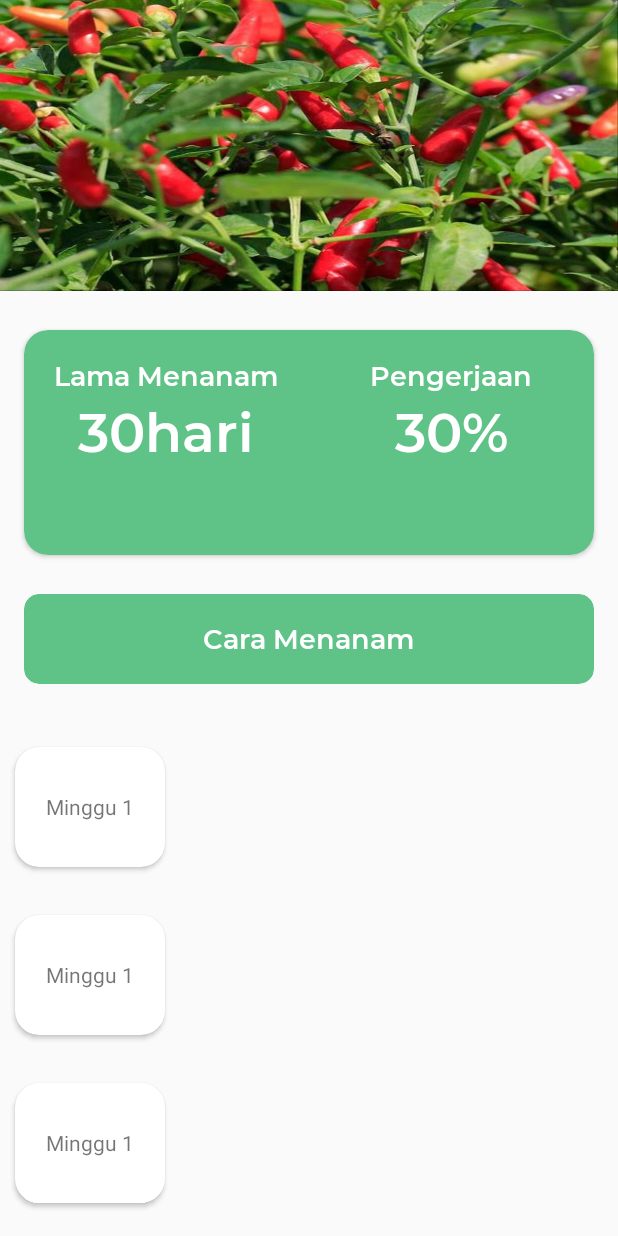
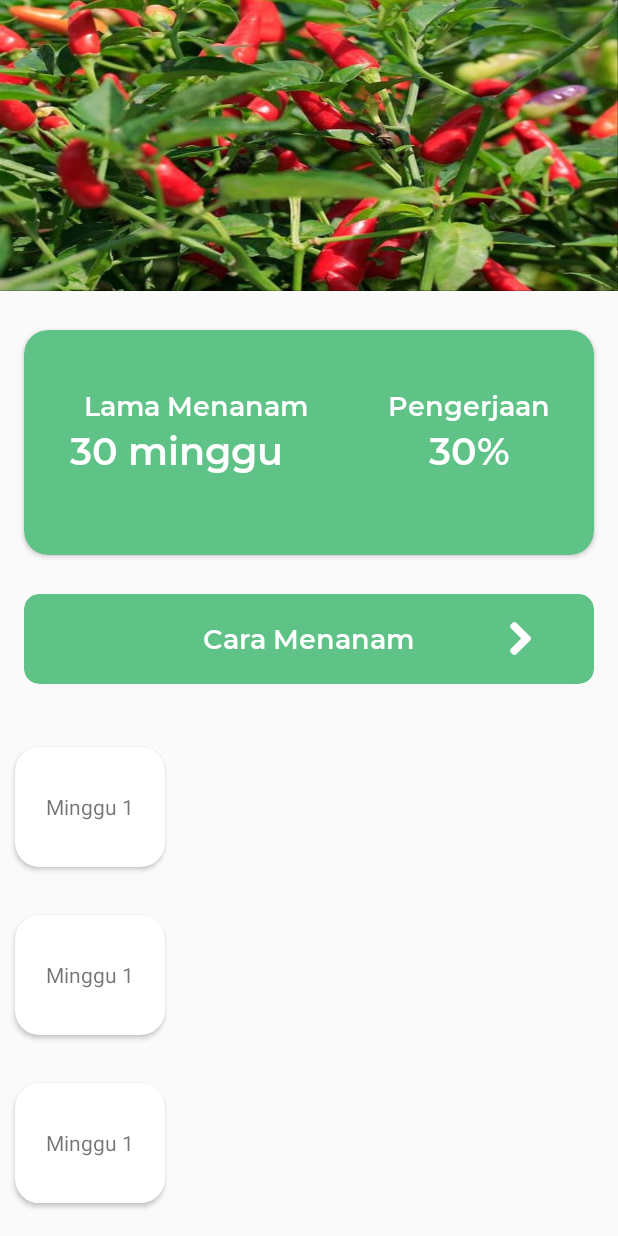
Before and after one commit to imannrhman/Plantie, an Android app: the layout activity_detail_tanaman.xml on its own in the app's theme, with its tools: preview values and no code run, on a phone screen of 412 x 824 dp. Run offline under Robolectric (Android 15) with nearby library versions, the phone set to English and light mode, and no system bars.

Commit message:
pengaturan

```diff
--- /dev/null
+++ b/app/src/main/res/drawable/ic_arrow_right.xml
@@ -0,0 +1,9 @@
+<vector xmlns:android="http://schemas.android.com/apk/res/android"
+    android:width="512dp"
+    android:height="512dp"
+    android:viewportWidth="444.819"
+    android:viewportHeight="444.819">
+  <path
+      android:pathData="M352.025,196.712L165.884,10.848C159.029,3.615 150.469,0 140.187,0c-10.282,0 -18.842,3.619 -25.697,10.848L92.792,32.264c-7.044,7.043 -10.566,15.604 -10.566,25.692c0,9.897 3.521,18.56 10.566,25.981l138.753,138.473L92.786,361.168c-7.042,7.043 -10.564,15.604 -10.564,25.693c0,9.896 3.521,18.562 10.564,25.98l21.7,21.413c7.043,7.043 15.612,10.564 25.697,10.564c10.089,0 18.656,-3.521 25.697,-10.564l186.145,-185.864c7.046,-7.423 10.571,-16.084 10.571,-25.981C362.597,212.321 359.071,203.755 352.025,196.712z"
+      android:fillColor="#FFFFFF"/>
+</vector>
--- /dev/null
+++ b/app/src/main/res/drawable/ic_settings_black_24dp.xml
@@ -0,0 +1,5 @@
+<vector android:height="24dp" android:tint="#FFFFFF"
+    android:viewportHeight="24" android:viewportWidth="24"
+    android:width="24dp" xmlns:android="http://schemas.android.com/apk/res/android">
+    <path android:fillColor="#FF000000" android:pathData="M19.1,12.9a2.8,2.8 0,0 0,0.1 -0.9,2.8 2.8,0 0,0 -0.1,-0.9l2.1,-1.6a0.7,0.7 0,0 0,0.1 -0.6L19.4,5.5a0.7,0.7 0,0 0,-0.6 -0.2l-2.4,1a6.5,6.5 0,0 0,-1.6 -0.9l-0.4,-2.6a0.5,0.5 0,0 0,-0.5 -0.4H10.1a0.5,0.5 0,0 0,-0.5 0.4L9.3,5.4a5.6,5.6 0,0 0,-1.7 0.9l-2.4,-1a0.4,0.4 0,0 0,-0.5 0.2l-2,3.4c-0.1,0.2 0,0.4 0.2,0.6l2,1.6a2.8,2.8 0,0 0,-0.1 0.9,2.8 2.8,0 0,0 0.1,0.9L2.8,14.5a0.7,0.7 0,0 0,-0.1 0.6l1.9,3.4a0.7,0.7 0,0 0,0.6 0.2l2.4,-1a6.5,6.5 0,0 0,1.6 0.9l0.4,2.6a0.5,0.5 0,0 0,0.5 0.4h3.8a0.5,0.5 0,0 0,0.5 -0.4l0.3,-2.6a5.6,5.6 0,0 0,1.7 -0.9l2.4,1a0.4,0.4 0,0 0,0.5 -0.2l2,-3.4c0.1,-0.2 0,-0.4 -0.2,-0.6ZM12,15.6A3.6,3.6 0,1 1,15.6 12,3.6 3.6,0 0,1 12,15.6Z"/>
+</vector>
--- a/app/src/main/res/layout/activity_detail_tanaman.xml
+++ b/app/src/main/res/layout/activity_detail_tanaman.xml
@@ -38,8 +38,9 @@
                     <TextView
                         android:layout_width="wrap_content"
                         android:layout_height="wrap_content"
-                        android:layout_gravity="center_horizontal"
-                        android:layout_marginTop="18dp"
+                        android:layout_gravity="right"
+                        android:layout_marginTop="38dp"
+                        android:gravity="center"
                         android:fontFamily="@font/montserratsemibold"
                         android:text="Lama Menanam"
                         android:textColor="@android:color/white"
@@ -51,9 +52,10 @@
                         android:layout_height="wrap_content"
                         android:layout_gravity="center_horizontal"
                         android:fontFamily="@font/montserratsemibold"
-                        android:text="30hari"
+                        android:text="30 minggu"
+                        android:layout_marginLeft="7dp"
                         android:textColor="@android:color/white"
-                        android:textSize="36sp" />
+                        android:textSize="25sp" />
                 </LinearLayout>
 
                 <LinearLayout
@@ -66,8 +68,9 @@
                         android:layout_width="wrap_content"
                         android:layout_height="wrap_content"
                         android:layout_gravity="center_horizontal"
-                        android:layout_marginTop="18dp"
+                        android:layout_marginTop="38dp"
                         android:fontFamily="@font/montserratsemibold"
+                        android:layout_marginLeft="12dp"
                         android:text="Pengerjaan"
                         android:textColor="@android:color/white"
                         android:textSize="18sp" />
@@ -78,9 +81,10 @@
                         android:layout_height="wrap_content"
                         android:layout_gravity="center_horizontal"
                         android:fontFamily="@font/montserratsemibold"
+                        android:layout_marginLeft="12dp"
                         android:text="30%"
                         android:textColor="@android:color/white"
-                        android:textSize="36sp" />
+                        android:textSize="25sp" />
                 </LinearLayout>
             </LinearLayout>
 
@@ -98,11 +102,13 @@
             app:cardCornerRadius="10dp">
 
             <RelativeLayout
+                android:id="@+id/btnCaraMenanam"
                 android:layout_width="match_parent"
                 android:layout_height="match_parent"
                 android:orientation="horizontal">
 
                 <TextView
+                    android:id="@+id/tvCara"
                     android:layout_width="wrap_content"
                     android:layout_height="wrap_content"
                     android:layout_centerInParent="true"
@@ -110,6 +116,15 @@
                     android:text="Cara Menanam"
                     android:textColor="#fff"
                     android:textSize="18sp" />
+
+                <ImageView
+                    android:layout_width="22sp"
+                    android:layout_height="22sp"
+                    android:layout_toRightOf="@id/tvCara"
+                    android:layout_centerVertical="true"
+                    android:layout_marginLeft="60dp"
+                    android:src="@drawable/ic_arrow_right"
+                    />
 
             </RelativeLayout>
 
--- a/app/src/main/res/menu/activity_main_drawer.xml
+++ b/app/src/main/res/menu/activity_main_drawer.xml
@@ -16,6 +16,12 @@
             android:title="Tanaman Ku"
             />
         <item
+            android:id="@+id/nav_setting"
+            android:icon="@drawable/ic_settings_black_24dp"
+            android:iconTint="@color/colorPrimary"
+            android:title="Pengaturan"
+            />
+        <item
             android:id="@+id/nav_contact_us"
             android:icon="@drawable/ic_mail_black_24dp"
             android:iconTint="@color/colorPrimary"
```
Also changed, not shown: app/src/main/AndroidManifest.xml (+15 -7 lines), app/src/main/java/com/codates/plantie/view/DetailTanaman.java (+12 -0 lines), app/src/main/java/com/codates/plantie/view/DetailTugas.java (+11 -0 lines), app/src/main/java/com/codates/plantie/view/MainActivity.java (+6 -1 lines), 1 other file.
